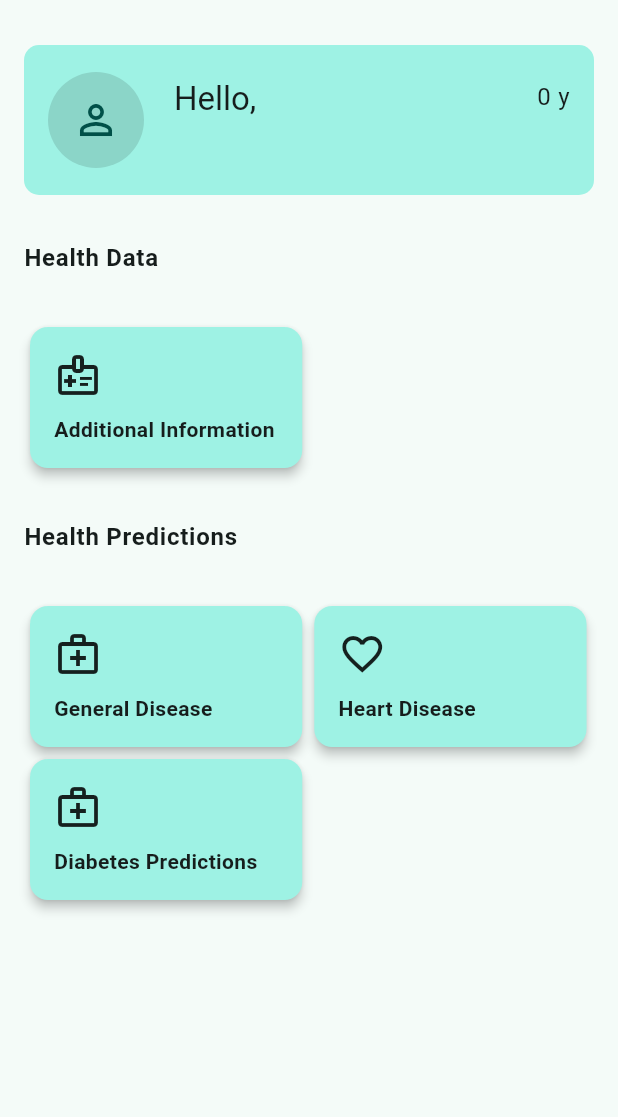
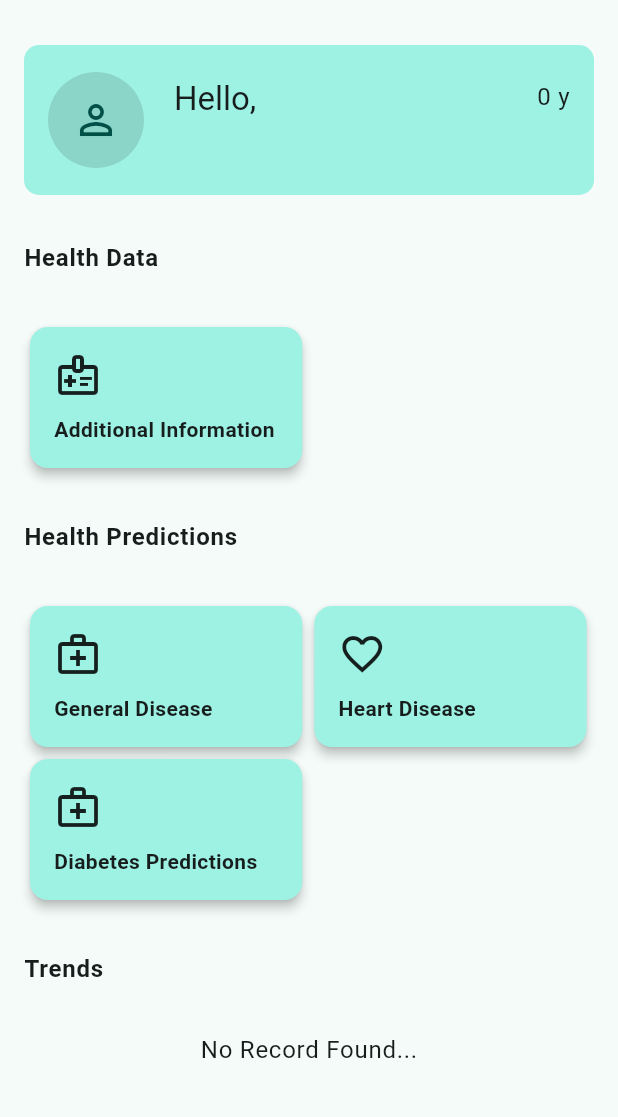
Before and after one commit to tahawaheed9/wellness_wise, a Flutter app: the HomeScreen screen opened directly, on a phone screen of 412 x 824 dp, the part 63-1180 px from its top. Run offline on Flutter 3.47's test engine with Material 3 defaults, Android fonts, the phone set to English and light mode, and no system bars; our stand-ins replace bloc, cloud_firestore, dropdown_search, equatable, firebase_auth, firebase_core and 2 more; missing offline and left inert: health; accounts and stored records are empty.

Commit message:
Added Trends

```diff
--- a/lib/screens/heart_disease/heart_disease_screen.dart
+++ b/lib/screens/heart_disease/heart_disease_screen.dart
@@ -350,6 +350,7 @@ class _HeartDiseaseScreenState extends State<HeartDiseaseScreen> {
                   if (value) {
                     final createdOn = DateTime.now();
                     final Map<String, Object> data = {
+                      'disease': 'Heart Disease',
                       'prediction': _response,
                       'created-on': createdOn,
                     };
--- /dev/null
+++ b/lib/screens/home/components/saved_prediction_list.dart
@@ -0,0 +1,78 @@
+import 'package:flutter/material.dart';
+import 'package:cloud_firestore/cloud_firestore.dart';
+import 'package:intl/intl.dart';
+
+import '/screens/home/components/prediction_card.dart';
+import '/services/auth/auth_service.dart';
+
+class SavedPredictionList extends StatefulWidget {
+  const SavedPredictionList({super.key});
+
+  @override
+  State<SavedPredictionList> createState() => _SavedPredictionListState();
+}
+
+class _SavedPredictionListState extends State<SavedPredictionList> {
+  final userId = AuthService.firebase().currentUser!.id;
+
+  @override
+  Widget build(BuildContext context) {
+    return StreamBuilder<QuerySnapshot<Map<String, dynamic>>>(
+      stream: FirebaseFirestore.instance
+          .collection('user-data')
+          .doc(userId)
+          .collection('predictions')
+          .orderBy('created-on', descending: true)
+          .snapshots(),
+      builder: (context, snapshot) {
+        if (snapshot.connectionState == ConnectionState.waiting) {
+          return Center(
+            child: Column(
+              children: [
+                const CircularProgressIndicator(),
+                Text(
+                  'Fetching...',
+                  style: Theme.of(context).textTheme.bodyLarge,
+                ),
+              ],
+            ),
+          );
+        } else if (snapshot.hasError) {
+          return Center(
+            child: Text(
+              'Error retrieving data...',
+              style: Theme.of(context).textTheme.bodyLarge,
+            ),
+          );
+        } else if (snapshot.data!.docs.isEmpty) {
+          return Center(
+            child: Text(
+              'No Record Found...',
+              style: Theme.of(context).textTheme.bodyLarge,
+            ),
+          );
+        }
+        return SizedBox(
+          height: 160,
+          width: double.infinity,
+          child: ListView.builder(
+            scrollDirection: Axis.horizontal,
+            itemCount: snapshot.data!.docs.length,
+            itemBuilder: (context, index) {
+              final recentDocument = snapshot.data!.docs.first;
+              final data = recentDocument.data();
+
+              final date = data['created-on'];
+              final createdOn = DateFormat.yMMMd('en_US').format(date.toDate());
+
+              return PredictionCard(
+                diseaseTitle: data['disease'] ?? 'N/A',
+                date: createdOn,
+              );
+            },
+          ),
+        );
+      },
+    );
+  }
+}
--- a/lib/screens/home/home_screen.dart
+++ b/lib/screens/home/home_screen.dart
@@ -1,6 +1,7 @@
 import 'package:flutter/material.dart';
 import 'package:flutter_bloc/flutter_bloc.dart';
 
+import '/screens/home/components/saved_prediction_list.dart';
 import '../../services/auth/bloc/auth_bloc.dart';
 import '../../services/auth/bloc/auth_event.dart';
 import '/components/dialogs/logout_dialog.dart';
@@ -82,6 +83,8 @@ class _HomeScreenState extends State<HomeScreen> {
                       pushDiabetesPredictionsScreen(context);
                     },
                   ),
+                  const NamedDivider(title: 'Trends'),
+                  const SavedPredictionList(),
                 ],
               ),
             ),
--- a/lib/services/disease_model/disease_model_services.dart
+++ b/lib/services/disease_model/disease_model_services.dart
@@ -4,7 +4,7 @@ import 'package:http/http.dart' as http;
 
 class DiseaseModelServices {
   // Api key...
-  final _apiKey = 'http://192.168.1.10:5000';
+  final _apiKey = 'http://192.168.100.13:5000';
 
   // Fetching the symptoms list...
   Future<List<dynamic>> fetchSymptomList() async {
```
Also changed, not shown: lib/screens/diabetes_predictions/diabetes_predictions_screen.dart (+11 -10 lines), lib/screens/home/components/prediction_card.dart (added, +69 -0 lines).
